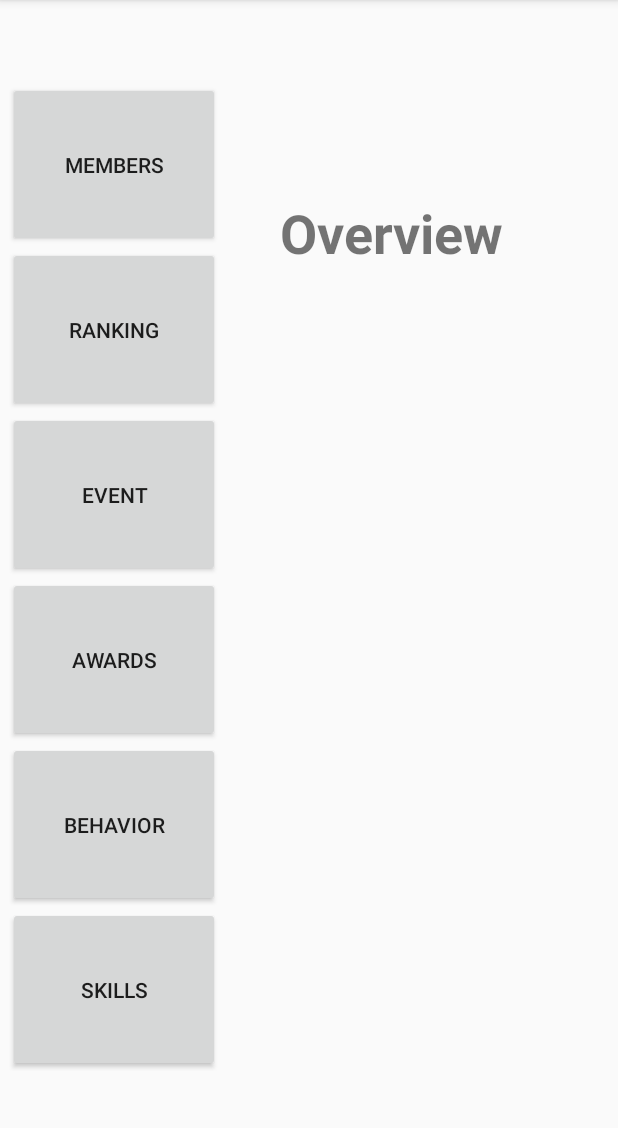
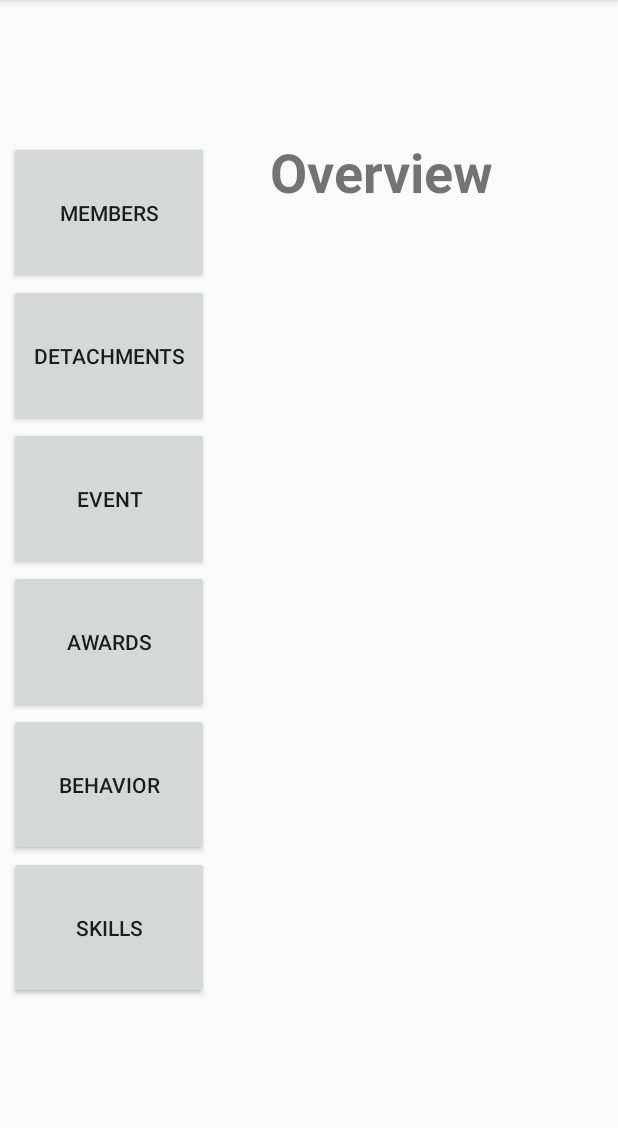
Before and after one commit to ideed/ClanManager, an Android app: the MainMenuActivity screen opened directly, with no data from a screen before it, on a phone screen of 412 x 824 dp, the part 84-1212 px from its top. Run offline under Robolectric (Android 15) with nearby library versions, the phone set to English and light mode, and no system bars.

Commit message:
Esther's commit again.

```diff
--- a/app/src/main/AndroidManifest.xml
+++ b/app/src/main/AndroidManifest.xml
@@ -22,6 +22,7 @@
         <activity android:name=".MemberActivity"/>
         <activity android:name=".EventActivity"/>
         <activity android:name=".MembersPageActivity"/>
+        <activity android:name=".DetachmentsActivity"/>
         <activity android:name=".MainActivity">
             <intent-filter>
                 <action android:name="android.intent.action.MAIN" />
--- a/app/src/main/java/com/example/clanmanager/MainMenuActivity.java
+++ b/app/src/main/java/com/example/clanmanager/MainMenuActivity.java
@@ -9,7 +9,7 @@ import androidx.appcompat.app.AppCompatActivity;
 
 public class MainMenuActivity extends AppCompatActivity{
     private Button behaviorBn;
-    private Button rankingBn;
+    private Button detachmentBn;
     @Override
     protected void onCreate(Bundle savedInstanceState) {
         super.onCreate(savedInstanceState);
@@ -19,8 +19,8 @@ public class MainMenuActivity extends AppCompatActivity{
         Button eventBn = (Button) findViewById(R.id.eventBtn);
         Button awardBn = (Button) findViewById(R.id.awardsBtn);
         behaviorBn= (Button) findViewById(R.id.behaviorBtn);
-        Button helpBn = (Button) findViewById(R.id.skillsBtn);
-        rankingBn = (Button) findViewById(R.id.rankingBtn);
+        Button skillsBn = (Button) findViewById(R.id.skillsBtn);
+        detachmentBn = (Button) findViewById(R.id.detachmentBtn);
 
         memberBn.setOnClickListener(new View.OnClickListener() {
             @Override
@@ -53,7 +53,7 @@ public class MainMenuActivity extends AppCompatActivity{
             }
         });
 
-        helpBn.setOnClickListener(new View.OnClickListener() {//ranting tester
+        skillsBn.setOnClickListener(new View.OnClickListener() {//ranting tester
             @Override
             public void onClick(View v) {
                 Intent int5 = new Intent(MainMenuActivity.this,RatingActivity.class);
@@ -61,10 +61,10 @@ public class MainMenuActivity extends AppCompatActivity{
             }
         });
 
-        rankingBn.setOnClickListener(new View.OnClickListener() {
+        detachmentBn.setOnClickListener(new View.OnClickListener() {
             @Override
             public void onClick(View v) {
-                startActivity(new Intent(getApplicationContext(),RankingActivity.class));
+                startActivity(new Intent(getApplicationContext(),DetachmentsActivity.class));
             }
         });
     }
--- a/app/src/main/java/com/example/clanmanager/RatingActivity.java
+++ b/app/src/main/java/com/example/clanmanager/RatingActivity.java
@@ -24,7 +24,7 @@ public class RatingActivity extends AppCompatActivity {
             @Override
             public void onClick(View v) {
                 String s = String.valueOf(ratingBar.getRating());
-                Toast.makeText(getApplicationContext(),s+"Star",Toast.LENGTH_SHORT).show();
+                Toast.makeText(getApplicationContext(),s+"  Star",Toast.LENGTH_SHORT).show();
 
             }
         });
--- a/app/src/main/res/layout/activity_main_menu_r.xml
+++ b/app/src/main/res/layout/activity_main_menu_r.xml
@@ -12,17 +12,22 @@
         android:layout_height="wrap_content"
         android:layout_marginStart="40dp"
         android:layout_marginLeft="40dp"
+        android:layout_marginTop="7dp"
+        android:layout_marginEnd="82dp"
+        android:layout_marginRight="82dp"
         android:layout_marginBottom="40dp"
         android:text="Overview"
         android:textSize="36sp"
         android:textStyle="bold"
         app:layout_constraintBottom_toTopOf="@+id/scrollView2"
-        app:layout_constraintStart_toEndOf="@+id/navigationView" />
+        app:layout_constraintEnd_toEndOf="parent"
+        app:layout_constraintStart_toEndOf="@+id/navigationView"
+        app:layout_constraintTop_toTopOf="parent" />
 
     <com.google.android.material.navigation.NavigationView
         android:id="@+id/navigationView"
-        android:layout_width="141dp"
-        android:layout_height="659dp"
+        android:layout_width="133dp"
+        android:layout_height="580dp"
         android:layout_marginStart="5dp"
         android:layout_marginLeft="5dp"
         android:layout_marginTop="30dp"
@@ -40,37 +45,37 @@
             <Button
                 android:id="@+id/membersBtn"
                 android:layout_width="match_parent"
-                android:layout_height="110dp"
+                android:layout_height="95dp"
                 android:text="MEMBERS" />
 
             <Button
-                android:id="@+id/rankingBtn"
+                android:id="@+id/detachmentBtn"
                 android:layout_width="match_parent"
-                android:layout_height="110dp"
-                android:text="RANKING" />
+                android:layout_height="95dp"
+                android:text="DETACHMENTS" />
 
             <Button
                 android:id="@+id/eventBtn"
                 android:layout_width="match_parent"
-                android:layout_height="110dp"
+                android:layout_height="95dp"
                 android:text="EVENT" />
 
             <Button
                 android:id="@+id/awardsBtn"
                 android:layout_width="match_parent"
-                android:layout_height="110dp"
+                android:layout_height="95dp"
                 android:text="AWARDS" />
 
             <Button
                 android:id="@+id/behaviorBtn"
                 android:layout_width="match_parent"
-                android:layout_height="110dp"
+                android:layout_height="95dp"
                 android:text="BEHAVIOR" />
 
             <Button
                 android:id="@+id/skillsBtn"
                 android:layout_width="match_parent"
-                android:layout_height="110dp"
+                android:layout_height="95dp"
                 android:text="SKILLS" />
 
         </LinearLayout>
@@ -78,8 +83,8 @@
 
     <ScrollView
         android:id="@+id/scrollView2"
-        android:layout_width="226dp"
-        android:layout_height="533dp"
+        android:layout_width="242dp"
+        android:layout_height="491dp"
         android:layout_marginBottom="15dp"
         app:layout_constraintBottom_toBottomOf="parent"
         app:layout_constraintEnd_toEndOf="parent"
```
Also changed, not shown: app/src/main/java/com/example/clanmanager/BehaviorActivity.java (+12 -7 lines), app/src/main/res/layout/activity_behavior.xml (+91 -71 lines), app/src/main/res/layout/activity_members_page.xml (+34 -34 lines), app/src/main/res/layout/activity_ranking.xml (+16 -17 lines), app/src/main/res/layout/activity_rating.xml (+24 -4 lines), app/src/main/res/mipmap-anydpi-v26/thumbsboth.JPG (deleted), app/src/main/res/mipmap-anydpi-v26/thumbsdown.JPG (deleted), app/src/main/res/mipmap-anydpi-v26/thumbsup.JPG (deleted).
